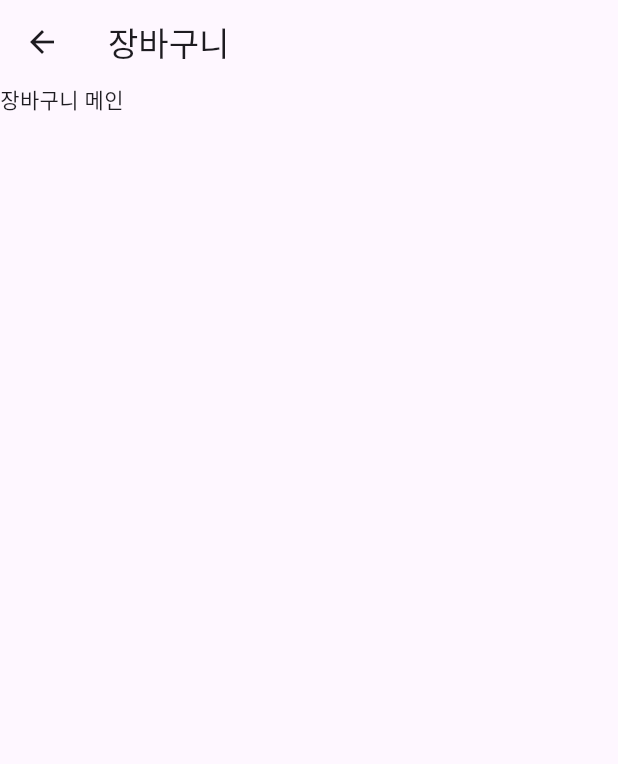
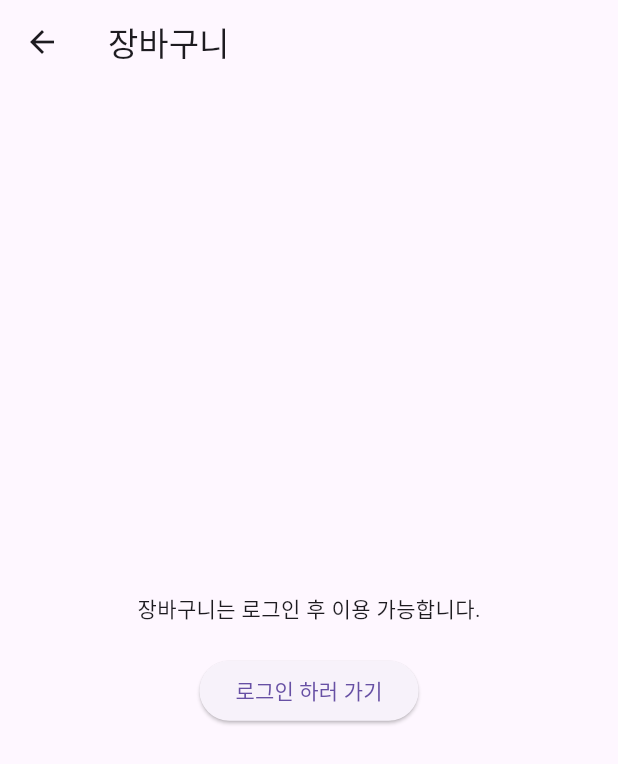
Before and after one commit to MincheolKang34/Flutter, a Flutter app: the CartTab screen opened directly, on a phone screen of 412 x 824 dp. Shown: the top 764 px of the screen. Run offline on Flutter 3.47's test engine with Material 3 defaults, Android fonts, the phone set to English and light mode, and no system bars; our stand-ins replace flutter_riverpod, flutter_secure_storage; accounts and stored records are empty.

Commit message:
장바구니 로그인 연동

```diff
--- a/kmarket_shopping_app/lib/screens/main/cart_tab.dart
+++ b/kmarket_shopping_app/lib/screens/main/cart_tab.dart
@@ -1,4 +1,7 @@
 import 'package:flutter/material.dart';
+import 'package:kmarket_shopping/screens/main/member/login_screen.dart';
+import 'package:kmarket_shopping/screens/providers/auth_provider.dart';
+import 'package:provider/provider.dart';
 
 class CartTab extends StatefulWidget {
   const CartTab({super.key});
@@ -8,15 +11,49 @@ class CartTab extends StatefulWidget {
 }
 
 class _CartTabState extends State<CartTab> {
-  @override
-  Widget build(BuildContext context) {
-    return Scaffold(
-      appBar: AppBar(title: const Text('장바구니'),),
-      body: Column(
+  Widget _buildLogin() {
+    return Center(
+      child: Column(
+        mainAxisAlignment: MainAxisAlignment.center,
         children: [
-          Text('장바구니 메인')
+          const Text('장바구니는 로그인 후 이용 가능합니다.'),
+          const SizedBox(height: 20),
+          ElevatedButton(
+            onPressed: () async {
+              // 로그인 화면으로 이동
+              Navigator.of(context).push(
+                MaterialPageRoute(builder: (_) => LoginScreen()),
+              );
+            },
+            child: const Text('로그인 하러 가기'),
+          ),
         ],
       ),
     );
   }
+
+  Widget _buildLoggedIn() {
+    return SingleChildScrollView(
+      child: Padding(
+        padding: const EdgeInsets.all(16.0),
+        child: Column(
+          crossAxisAlignment: CrossAxisAlignment.start,
+          children: [
+          ],
+        ),
+      ),
+    );
+  }
+
+  @override
+  Widget build(BuildContext context) {
+    // AuthProvider 구독
+    final authProvider = Provider.of<AuthProvider>(context);
+    bool isLoggedIn = authProvider.isLoggedIn;
+
+    return Scaffold(
+        appBar: AppBar(title: const Text('장바구니'),),
+        body: isLoggedIn ? _buildLoggedIn() : _buildLogin()
+    );
+  }
 }
--- a/kmarket_shopping_app/lib/screens/main/my_tab.dart
+++ b/kmarket_shopping_app/lib/screens/main/my_tab.dart
@@ -35,7 +35,7 @@ class _MyTabState extends State<MyTab> {
 
   // 로그인 후 사용자 정보 화면 디자인 함수
   Widget _buildLoggedIn() {
-    return SingleChildScrollView(
+    return SingleChildScrollView( // 자식 위젯이 화면 크기를 초과할 경우 스크롤 가능한 위젯
       child: Padding(
         padding: const EdgeInsets.all(16.0),
         child: Column(
```
